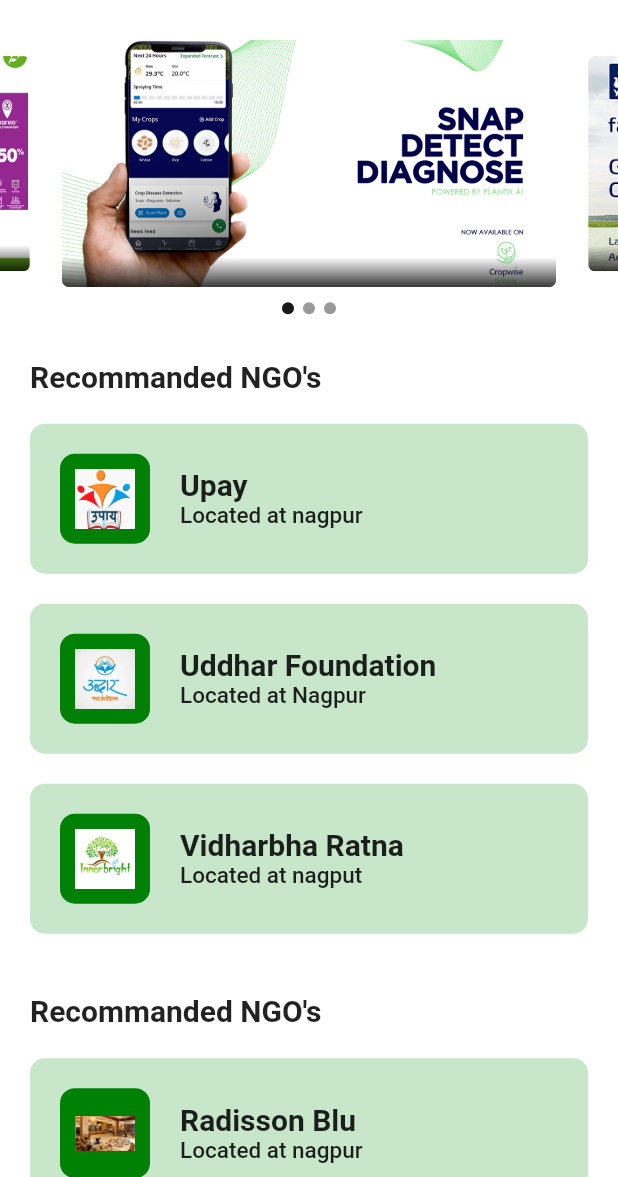
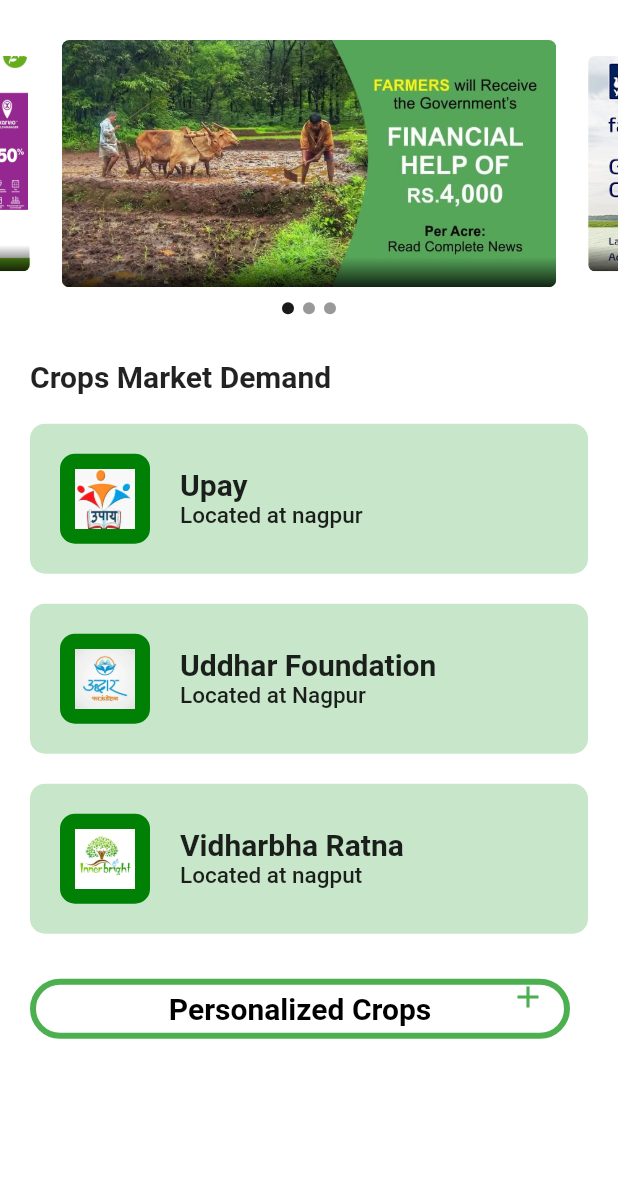
Before and after one commit to Atharva-Malode/CropVana, a Flutter app: the HomePage screen opened directly, on a phone screen of 412 x 824 dp, the part 59-1236 px from its top. Run offline on Flutter 3.47's test engine with Material 2 defaults, Android fonts, the phone set to English and light mode, and no system bars; drawn by our look-alikes of carousel_slider; our stand-ins replace font_awesome_flutter, google_fonts, google_nav_bar.

Commit message:
added personal crops

```diff
--- /dev/null
+++ b/lib/components/roundedbutton.dart
@@ -0,0 +1,48 @@
+import 'package:flutter/material.dart';
+
+class RoundedGreenButton extends StatelessWidget {
+  final double size;
+  final VoidCallback onPressed;
+  final String buttonText;
+
+  const RoundedGreenButton({super.key, required this.size, required this.onPressed, required this.buttonText});
+
+  @override
+  Widget build(BuildContext context) {
+    return Container(
+      width: size,
+      height: 40,
+      decoration: BoxDecoration(
+        color: Colors.white,
+        borderRadius: BorderRadius.circular(size/2),
+        border: Border.all(
+          color: Colors.green,
+          width: 4,
+        ),
+      ),
+      child: Stack(
+        children: [
+          Center(
+            child: Text(
+              buttonText,
+              style: const TextStyle(
+                color: Colors.black,
+                fontWeight: FontWeight.bold,
+                fontSize: 20
+              ),
+              textAlign: TextAlign.center,
+            ),
+          ),
+          Positioned(
+            bottom: 0,
+            right: 0,
+            child: IconButton(
+              onPressed: onPressed,
+              icon: const Icon(Icons.add, color: Colors.green),
+            ),
+          ),
+        ],
+      ),
+    );
+  }
+}
--- a/lib/pages/homapage.dart
+++ b/lib/pages/homapage.dart
@@ -2,6 +2,8 @@
 import 'package:cropvana/components/appdrawer.dart';
 import 'package:cropvana/components/homecarousle.dart';
 import 'package:flutter/material.dart';
+
+import '../components/roundedbutton.dart';
 
 class HomePage extends StatelessWidget {
   const HomePage({super.key});
@@ -40,7 +42,7 @@
           crossAxisAlignment: CrossAxisAlignment.start,
           children: [
             CarouselWithDotsPage(imgList: const [
-              'assets/images/1.png',
+              'assets/images/news-1.jpg',
               'assets/images/2.png',
               'assets/images/3.png',
             ]),
@@ -50,7 +52,7 @@
             const Padding(
               padding: EdgeInsets.only(left: 20.0, bottom: 10),
               child: Text(
-                "Recommanded NGO's",
+                "Crops Market Demand",
                 style: TextStyle(
                   fontWeight: FontWeight.bold,
                   fontSize: 20,
@@ -79,39 +81,18 @@
                 ),
               ],
             ),
-            const SizedBox(height: 20),
-            const Padding(
-              padding: EdgeInsets.only(left: 20.0, bottom: 10),
-              child: Text(
-                "Recommanded NGO's",
-                style: TextStyle(
-                  fontWeight: FontWeight.bold,
-                  fontSize: 20,
-                ),
-              ),
-            ),
             const SizedBox(
               height: 10,
             ),
-            Column(
-              children: const [
-                CourseItem(
-                  image: "assets/images/hotel-1.png",
-                  title: 'Radisson Blu',
-                  description: 'Located at nagpur',
-                ),
-                CourseItem(
-                  image: "assets/images/hotel-2.png",
-                  title: 'Le Meridien',
-                  description: 'Located at Nagpur',
-                ),
-                CourseItem(
-                  image: "assets/images/hotel-3.png",
-                  title: 'Pride Hotel',
-                  description: 'Located at nagput',
-                ),
-              ],
-            ),
+            Padding(
+              padding: const EdgeInsets.only(left:20, bottom:10),
+              child: RoundedGreenButton(
+                size: 360,
+                onPressed: () {
+                },
+                buttonText: "Personalized Crops",
+              ),
+            )
           ],
         ),
       ),
--- a/pubspec.yaml
+++ b/pubspec.yaml
@@ -55,6 +55,7 @@
   # To add assets to your application, add an assets section, like this:
   assets:
     - assets/images/
+    - assets/images/news-1.jpg
   # An image asset can refer to one or more resolution-specific "variants", see
   # https://flutter.dev/assets-and-images/#resolution-aware
   # For details regarding adding assets from package dependencies, see
```
Also changed, not shown: assets/images/news-1.jpg (added).
